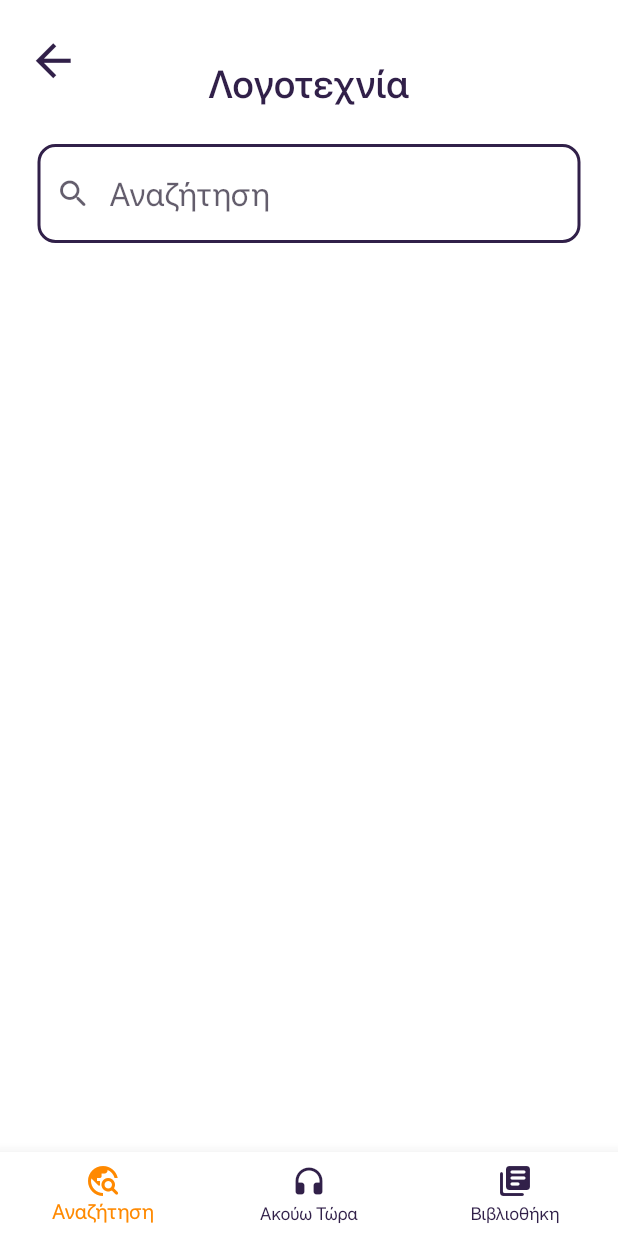
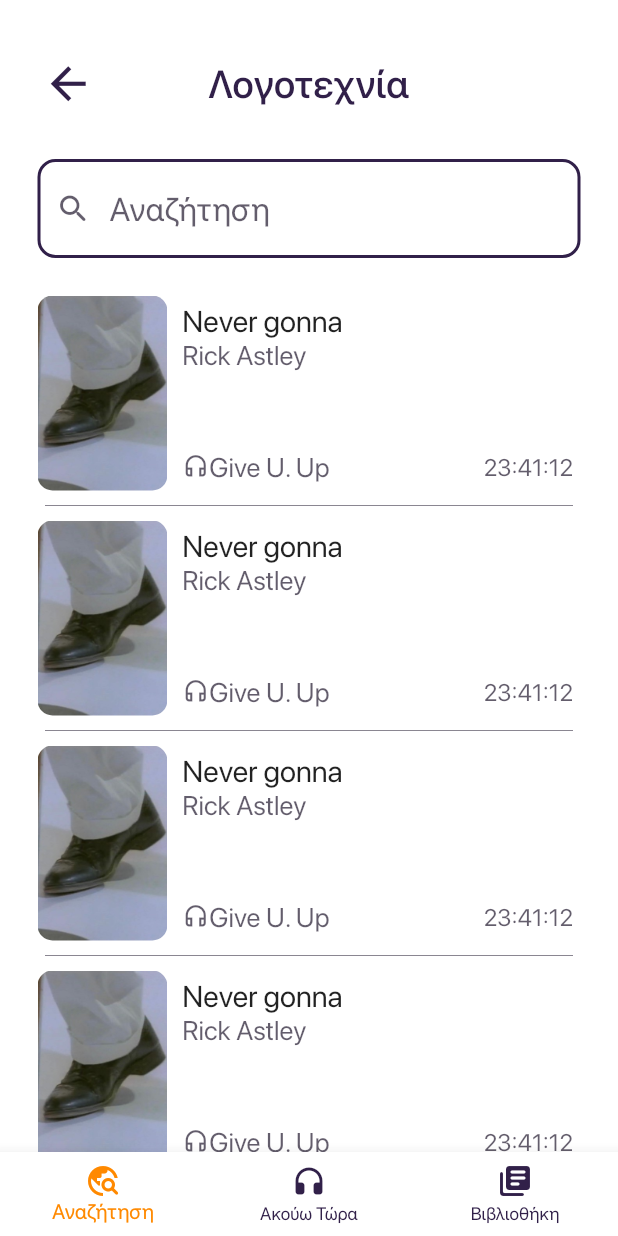
Before and after one commit to Stellapist/audioblink, a Flutter app: the screen it shows after launch, after a tap on "Λογοτεχνία", on a phone screen of 412 x 824 dp. Run offline on Flutter 3.47's test engine with Material 2 defaults, Android fonts, the phone set to English and light mode, and no system bars; our stand-ins replace audio_video_progress_bar, just_audio, rxdart; missing offline and left inert: duration_picker.

Commit message:
little fixes

```diff
--- a/lib/bookItem.dart
+++ b/lib/bookItem.dart
@@ -1,3 +1,4 @@
+import 'dart:io';
 import 'dart:ui';
 import 'package:flutter/cupertino.dart';
 import 'package:flutter/material.dart';
@@ -7,13 +8,80 @@
 import 'main.dart';
 
 class BookItem {
-  List<String> images = [];
-  List<String> titles = [];
-
-  static Widget getBookItems() {
-
-    return Row(
-
+    static Widget getBookItem(String image,String title,String author, String reader, String audio, String time) {
+    return Padding(
+      padding: const EdgeInsets.symmetric(horizontal: 25),
+      child: Row(
+        crossAxisAlignment: CrossAxisAlignment.start,
+        children: [
+          SizedBox(
+            height: 130,
+            child: Hero(
+              tag: 'img',
+              child: ClipRRect(
+                borderRadius: BorderRadius.circular(10.0),
+                child: Image(
+                  image: AssetImage(image),
+                ),
+              ),
+            ),
+          ),
+          Expanded(
+            child: SizedBox(
+              height: 130,
+              child: Padding(
+                padding: const EdgeInsets.fromLTRB(10, 5, 5, 5),
+                child: Column(
+                  crossAxisAlignment: CrossAxisAlignment.start,
+                  mainAxisAlignment: MainAxisAlignment.spaceBetween,
+                  children: [
+                    Column(
+                    crossAxisAlignment: CrossAxisAlignment.start,
+                    children: [
+                    Text(
+                      title,
+                      style: const TextStyle(
+                          fontSize: 20, fontWeight: FontWeight.w400),
+                    ),
+                    Text(
+                      author,
+                      style: TextStyle(
+                          fontSize: 18,
+                          fontWeight: FontWeight.w400,
+                          color: myScheme.primaryContainer),
+                    ),]),
+                    Row(
+                      mainAxisAlignment: MainAxisAlignment.spaceBetween,
+                      children: [
+                        Row(
+                          children: [
+                            Icon(Icons.headset_outlined,
+                                size: 18, color: myScheme.primaryContainer),
+                            Text(
+                              reader,
+                              style: TextStyle(
+                                  fontSize: 18,
+                                  fontWeight: FontWeight.w400,
+                                  color: myScheme.primaryContainer),
+                            ),
+                          ],
+                        ),
+                        Text(
+                          time,
+                          style: TextStyle(
+                              fontSize: 16,
+                              fontWeight: FontWeight.w400,
+                              color: myScheme.primaryContainer),
+                        ),
+                      ],
+                    ),
+                  ],
+                ),
+              ),
+            ),
+          )
+        ],
+      ),
     );
   }
 }
--- a/lib/main.dart
+++ b/lib/main.dart
@@ -1,12 +1,14 @@
 import 'dart:async';
 import 'package:flutter/material.dart';
 import 'package:audio_video_progress_bar/audio_video_progress_bar.dart';
+import 'package:flutter/rendering.dart';
 import 'package:flutter/services.dart';
 import 'package:rxdart/rxdart.dart';
 import 'package:just_audio/just_audio.dart';
 import 'package:duration_picker/duration_picker.dart';
 
 import 'misc.dart';
+import 'bookItem.dart';
 
 void main() {
   runApp(const MyApp());
@@ -121,6 +123,60 @@
   String? searchItem = '';
   final _controller = TextEditingController();
 
+  //TODO MAYBE MAKE IT GLOBAL PUBLIC
+  final player = AudioPlayer();
+
+  //TEMP STATIC BOOK ITEMS
+  List<String> images = [
+    'assets/images/rick_shoe.jpg',
+    'assets/images/rick_shoe.jpg',
+    'assets/images/rick_shoe.jpg',
+    'assets/images/rick_shoe.jpg',
+    'assets/images/rick_shoe.jpg',
+    'assets/images/rick_shoe.jpg'
+  ];
+  List<String> titles = [
+    'Never gonna',
+    'Never gonna',
+    'Never gonna',
+    'Never gonna',
+    'Never gonna',
+    'Never gonna'
+  ];
+  List<String> authors = [
+    'Rick Astley',
+    'Rick Astley',
+    'Rick Astley',
+    'Rick Astley',
+    'Rick Astley',
+    'Rick Astley'
+  ];
+  List<String> readers = [
+    'Give U. Up',
+    'Give U. Up',
+    'Give U. Up',
+    'Give U. Up',
+    'Give U. Up',
+    'Give U. Up'
+  ];
+  List<String> audios = [
+    'assets/audio/rick.mp3',
+    'assets/audio/rick.mp3',
+    'assets/audio/rick.mp3',
+    'assets/audio/rick.mp3',
+    'assets/audio/rick.mp3',
+    'assets/audio/rick.mp3'
+  ];
+
+  List<String> durations = [
+    '23:41:12',
+    '23:41:12',
+    '23:41:12',
+    '23:41:12',
+    '23:41:12',
+    '23:41:12'
+  ];
+
   //Build
   @override
   Widget build(BuildContext context) {
@@ -168,18 +224,12 @@
                     ],
                   ),
                 )
-              : Stack(children: [
-                  Container(
-                    padding: const EdgeInsets.only(top: 40),
-                    child: Misc.sectionTitle(
-                        selectedCategory, MainAxisAlignment.center),
-                  ),
-                  Positioned(
-                    top: 30,
-                    left: 10,
-                    child: Container(
-                      transform: Matrix4.translationValues(0.0, -15.0, 0.0),
-                      child: IconButton(
+              : Padding(
+                  padding: const EdgeInsets.fromLTRB(20, 30, 20, 0),
+                  child: Row(
+                      mainAxisAlignment: MainAxisAlignment.spaceBetween,
+                      children: [
+                        IconButton(
                           color: myScheme.primary,
                           iconSize: 35,
                           onPressed: () {
@@ -192,9 +242,18 @@
                           },
                           icon: const Icon(Icons.arrow_back),
                         ),
+                        Container(
+                          child: Misc.sectionTitle(
+                              selectedCategory, MainAxisAlignment.center),
                         ),
+                        IconButton(
+                          color: myScheme.background,
+                          iconSize: 35,
+                          onPressed: () {},
+                          icon: const Icon(Icons.arrow_back),
                         ),
                       ]),
+                ),
           //search field
           searchBar(),
           //category items
@@ -202,15 +261,7 @@
               ? Expanded(
                   child: getCategoryButtons(),
                 )
-              : Container(
-                  color: myScheme.background,
-                  child: Column(
-                    children: [
-                      //search title
-                      Text(searchItem.toString())
-                    ],
-                  ),
-                ),
+              : Expanded(child: getBookItems()),
         ],
       ),
     );
@@ -221,6 +272,43 @@
     setState(() {
       selectedCategory = 'Αναζήτηση';
     });
+  }
+
+  //get book items individually according to search criteria
+  Widget getBookItems() {
+    return ListView.builder(
+        itemCount: booksList().length,
+        scrollDirection: Axis.vertical,
+        itemBuilder: (BuildContext context, int index) {
+          return booksList().elementAt(index);
+        });
+  }
+
+  List<Widget> booksList() {
+    List<Widget> booksList = <Widget>[];
+    for (var i = 0; i < images.length; i++) {
+      booksList.add(Column(
+        children: [
+          GestureDetector(
+            onTap: () {
+              //TODO ADD BOOK INFO
+            },
+            child: BookItem.getBookItem(images[i], titles[i], authors[i],
+                readers[i], audios[i], durations[i]),
+          ),
+          Divider(
+            color: i + 1 < images.length
+                ? myScheme.primaryContainer
+                : myScheme.background,
+            thickness: 0.5,
+            indent: 30,
+            height: 20,
+            endIndent: 30,
+          )
+        ],
+      ));
+    }
+    return booksList;
   }
 
   //WIDGETS
@@ -350,6 +438,7 @@
 class _PlayerTabState extends State<PlayerTab> {
   //Variables
   AudioPlayer audioPlayer = AudioPlayer();
+  bool initialized = false;
   int hr = 0, mins = 0, secs = 0, sleep = 0, sleepInMins = 0;
   late Timer sleepTimer;
   String dropdownValue = 'Κεφάλαιο 1',
@@ -372,7 +461,6 @@
   @override
   void initState() {
     super.initState();
-    audioPlayer = AudioPlayer();
     _durationState = Rx.combineLatest2<Duration, PlaybackEvent, DurationState>(
         audioPlayer.positionStream,
         audioPlayer.playbackEventStream,
@@ -385,6 +473,7 @@
   }
 
   Future<void> _init() async {
+    initialized = true;
     try {
       await audioPlayer.setAsset(path);
       audioPlayer.setSpeed(firstSpeed);
@@ -395,8 +484,9 @@
 
   @override
   void dispose() {
+    super.dispose();
+    //TODO THIS DISPOSE DELETES PREVIOUS AUDIOPLAYER SO THAT A NEW ONE IS MADE. MAKE IT SO THAT IT DOESN'T CREATE A NEW ONE IF THERE IS ALREADY ONE CREATED AND DELETE BELOW 'DISPOSE'
     audioPlayer.dispose();
-    super.dispose();
   }
 
   //Handle Sleep Method
@@ -808,7 +898,7 @@
                 ),
                 enabledBorder: OutlineInputBorder(
                   borderSide: BorderSide(
-                      color: myScheme.secondary,
+                      color: myScheme.primary,
                       width: 2.0,
                       style: BorderStyle.solid),
                   borderRadius: const BorderRadius.all(Radius.circular(12.0)),
```
Also changed, not shown: lib/misc.dart (+9 -7 lines), assets/images/rick_shoe.jpg (added). Lines whose indentation alone changed are shown as unchanged.
